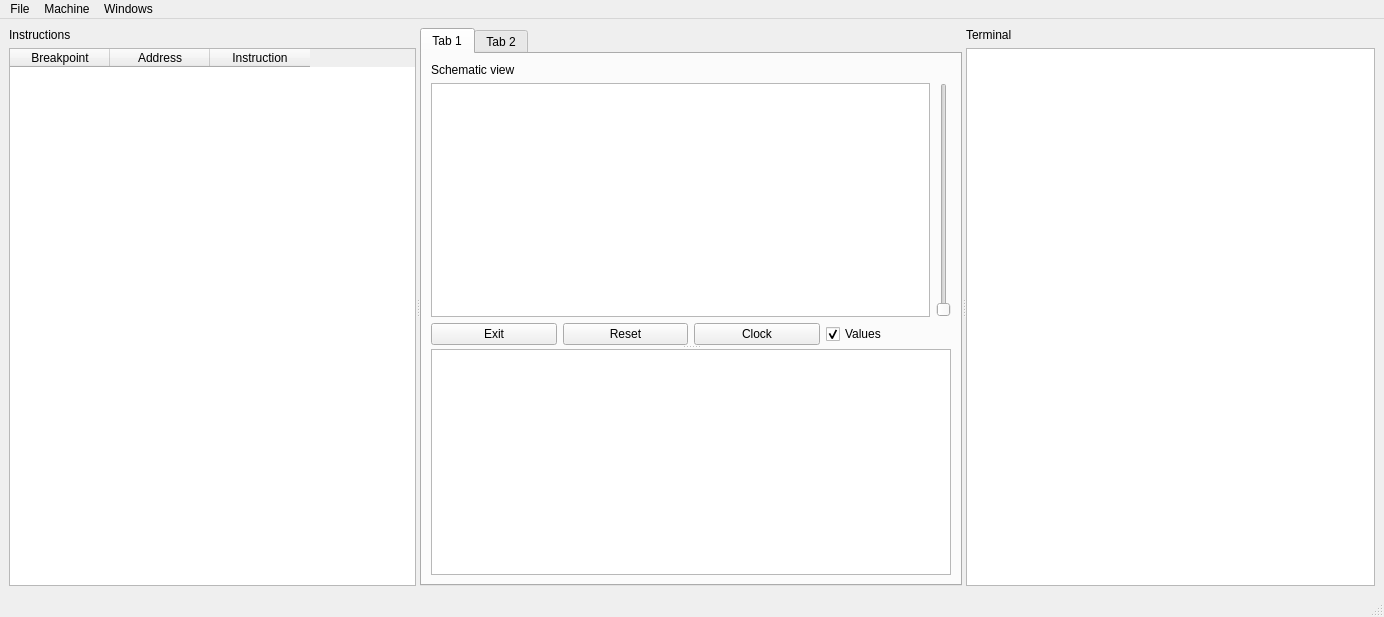
Before: the Qt Designer form code/Qt_VHDL_SVG_proj/forms/mainwindow.ui in LirokWid/QT_VHDL_simulator, drawn with Qt 5.
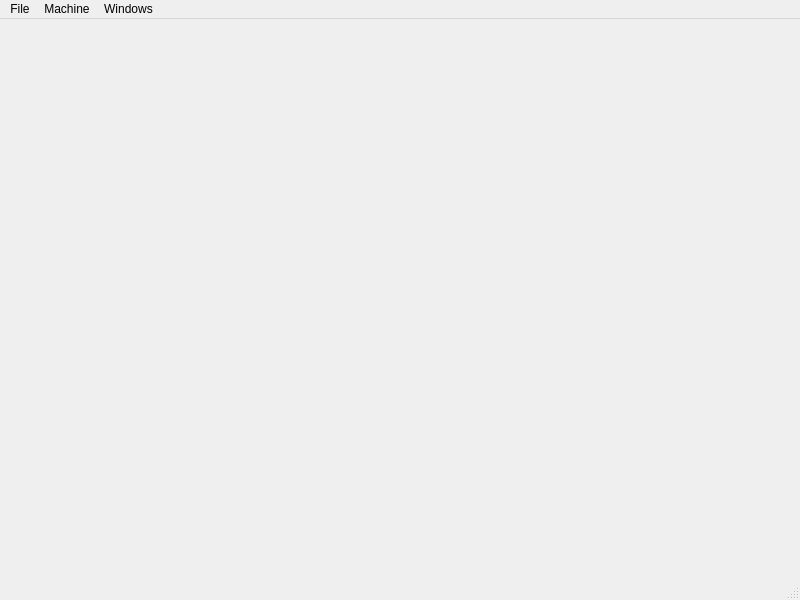
After: the same form once the commit is applied.

Commit message: Add GUI files and update project structure

Patch:
```diff
--- a/code/Qt_VHDL_SVG_proj/forms/mainwindow.ui
+++ b/code/Qt_VHDL_SVG_proj/forms/mainwindow.ui
@@ -6,200 +6,20 @@
    <rect>
     <x>0</x>
     <y>0</y>
-    <width>1384</width>
-    <height>617</height>
+    <width>800</width>
+    <height>600</height>
    </rect>
   </property>
   <property name="windowTitle">
    <string>MainWindow</string>
   </property>
-  <widget class="QWidget" name="centralwidget">
-   <layout class="QGridLayout" name="gridLayout_5">
-    <item row="0" column="0">
-     <widget class="QSplitter" name="splitter_2">
-      <property name="orientation">
-       <enum>Qt::Horizontal</enum>
-      </property>
-      <widget class="QSplitter" name="splitter">
-       <property name="orientation">
-        <enum>Qt::Horizontal</enum>
-       </property>
-       <widget class="QWidget" name="layoutWidget">
-        <layout class="QGridLayout" name="gridLayout_3">
-         <item row="1" column="0">
-          <widget class="QTableWidget" name="tableWidget">
-           <property name="cursor" stdset="0">
-            <cursorShape>ArrowCursor</cursorShape>
-           </property>
-           <property name="mouseTracking">
-            <bool>false</bool>
-           </property>
-           <column>
-            <property name="text">
-             <string>Breakpoint</string>
-            </property>
-           </column>
-           <column>
-            <property name="text">
-             <string>Address</string>
-            </property>
-           </column>
-           <column>
-            <property name="text">
-             <string>Instruction</string>
-            </property>
-           </column>
-          </widget>
-         </item>
-         <item row="0" column="0">
-          <widget class="QLabel" name="label_4">
-           <property name="text">
-            <string>Instructions</string>
-           </property>
-          </widget>
-         </item>
-        </layout>
-       </widget>
-       <widget class="QTabWidget" name="tabWidget">
-        <property name="currentIndex">
-         <number>0</number>
-        </property>
-        <widget class="QWidget" name="tab">
-         <attribute name="title">
-          <string>Tab 1</string>
-         </attribute>
-         <layout class="QGridLayout" name="gridLayout_7">
-          <item row="0" column="0">
-           <widget class="QSplitter" name="splitter_3">
-            <property name="orientation">
-             <enum>Qt::Vertical</enum>
-            </property>
-            <widget class="QWidget" name="layoutWidget">
-             <layout class="QVBoxLayout" name="verticalLayout">
-              <item>
-               <widget class="QLabel" name="label_2">
-                <property name="text">
-                 <string>Schematic view</string>
-                </property>
-               </widget>
-              </item>
-              <item>
-               <layout class="QGridLayout" name="gridLayout_6">
-                <item row="0" column="0" colspan="4">
-                 <layout class="QGridLayout" name="gridLayout">
-                  <item row="0" column="0">
-                   <widget class="QGraphicsView" name="graphicsView">
-                    <property name="cursor" stdset="0">
-                     <cursorShape>BusyCursor</cursorShape>
-                    </property>
-                    <property name="autoFillBackground">
-                     <bool>false</bool>
-                    </property>
-                    <property name="interactive">
-                     <bool>false</bool>
-                    </property>
-                    <property name="dragMode">
-                     <enum>QGraphicsView::ScrollHandDrag</enum>
-                    </property>
-                   </widget>
-                  </item>
-                  <item row="0" column="1">
-                   <widget class="QSlider" name="verticalSlider">
-                    <property name="orientation">
-                     <enum>Qt::Vertical</enum>
-                    </property>
-                   </widget>
-                  </item>
-                 </layout>
-                </item>
-                <item row="1" column="0">
-                 <widget class="QPushButton" name="pushButton_2">
-                  <property name="text">
-                   <string>Exit</string>
-                  </property>
-                 </widget>
-                </item>
-                <item row="1" column="1">
-                 <widget class="QPushButton" name="pushButton">
-                  <property name="text">
-                   <string>Reset</string>
-                  </property>
-                 </widget>
-                </item>
-                <item row="1" column="2">
-                 <widget class="QPushButton" name="pushButton_3">
-                  <property name="text">
-                   <string>Clock</string>
-                  </property>
-                 </widget>
-                </item>
-                <item row="1" column="3">
-                 <widget class="QCheckBox" name="checkBox">
-                  <property name="text">
-                   <string>Values</string>
-                  </property>
-                  <property name="checked">
-                   <bool>true</bool>
-                  </property>
-                 </widget>
-                </item>
-               </layout>
-              </item>
-             </layout>
-            </widget>
-            <widget class="QTextBrowser" name="textBrowser"/>
-           </widget>
-          </item>
-         </layout>
-        </widget>
-        <widget class="QWidget" name="tab_2">
-         <attribute name="title">
-          <string>Tab 2</string>
-         </attribute>
-         <layout class="QGridLayout" name="gridLayout_2">
-          <item row="0" column="0">
-           <layout class="QVBoxLayout" name="verticalLayout_3">
-            <item>
-             <widget class="QLabel" name="label">
-              <property name="text">
-               <string>Assembler code</string>
-              </property>
-             </widget>
-            </item>
-            <item>
-             <widget class="QPlainTextEdit" name="TextEditor"/>
-            </item>
-           </layout>
-          </item>
-         </layout>
-        </widget>
-       </widget>
-      </widget>
-      <widget class="QWidget" name="layoutWidget">
-       <layout class="QGridLayout" name="gridLayout_4">
-        <item row="0" column="0">
-         <widget class="QLabel" name="label_3">
-          <property name="text">
-           <string>Terminal</string>
-          </property>
-         </widget>
-        </item>
-        <item row="1" column="0">
-         <widget class="QPlainTextEdit" name="plainTextEdit_2"/>
-        </item>
-       </layout>
-      </widget>
-     </widget>
-    </item>
-   </layout>
-  </widget>
-  <widget class="QStatusBar" name="statusbar"/>
-  <widget class="QMenuBar" name="menuBar">
+  <widget class="QWidget" name="centralwidget"/>
+  <widget class="QMenuBar" name="menubar">
    <property name="geometry">
     <rect>
      <x>0</x>
      <y>0</y>
-     <width>1384</width>
+     <width>800</width>
      <height>21</height>
     </rect>
    </property>
@@ -218,7 +38,7 @@
     <addaction name="actionExamplese"/>
     <addaction name="actionExit"/>
    </widget>
-   <widget class="QMenu" name="menuMachine">
+   <widget class="QMenu" name="menuMqchine">
     <property name="title">
      <string>Machine</string>
     </property>
@@ -240,13 +60,11 @@
     <addaction name="separator"/>
    </widget>
    <addaction name="menuFile"/>
-   <addaction name="menuMachine"/>
+   <addaction name="menuMqchine"/>
    <addaction name="menuWindows"/>
   </widget>
-  <action name="actionMemory">
-   <property name="checkable">
-    <bool>true</bool>
-   </property>
+  <widget class="QStatusBar" name="statusbar"/>
+  <action name="actionNew_Simulation">
    <property name="text">
     <string>Memory</string>
    </property>
```
Left out of the diff: 117 changed lines with no effect on the pictures. The commit also changes 6 other files.
